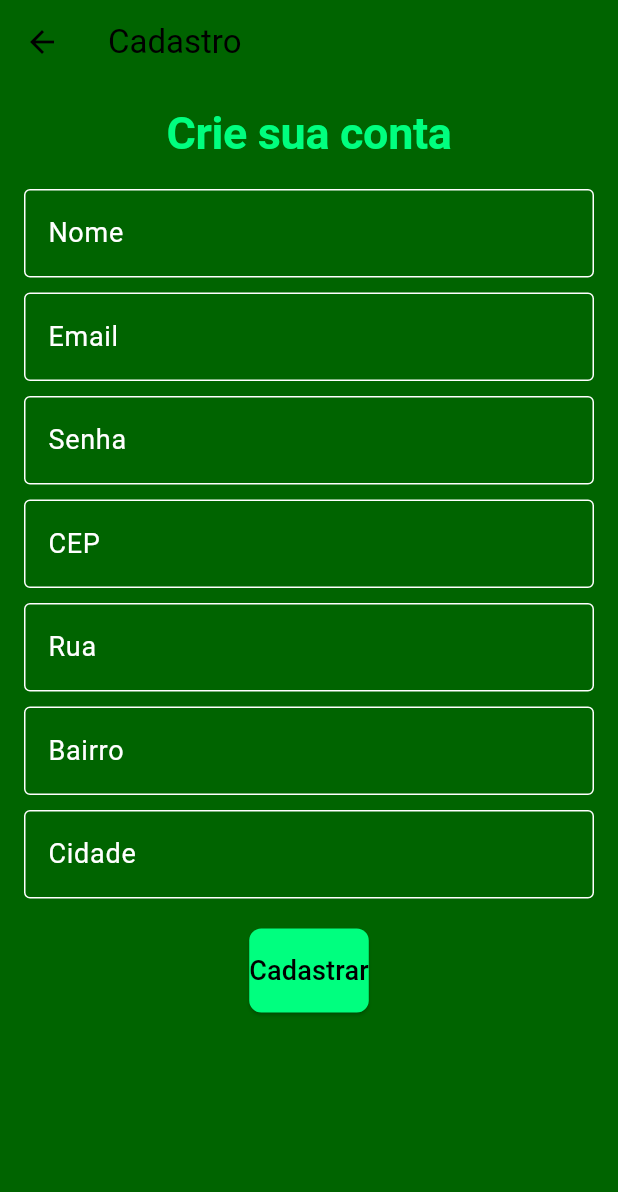
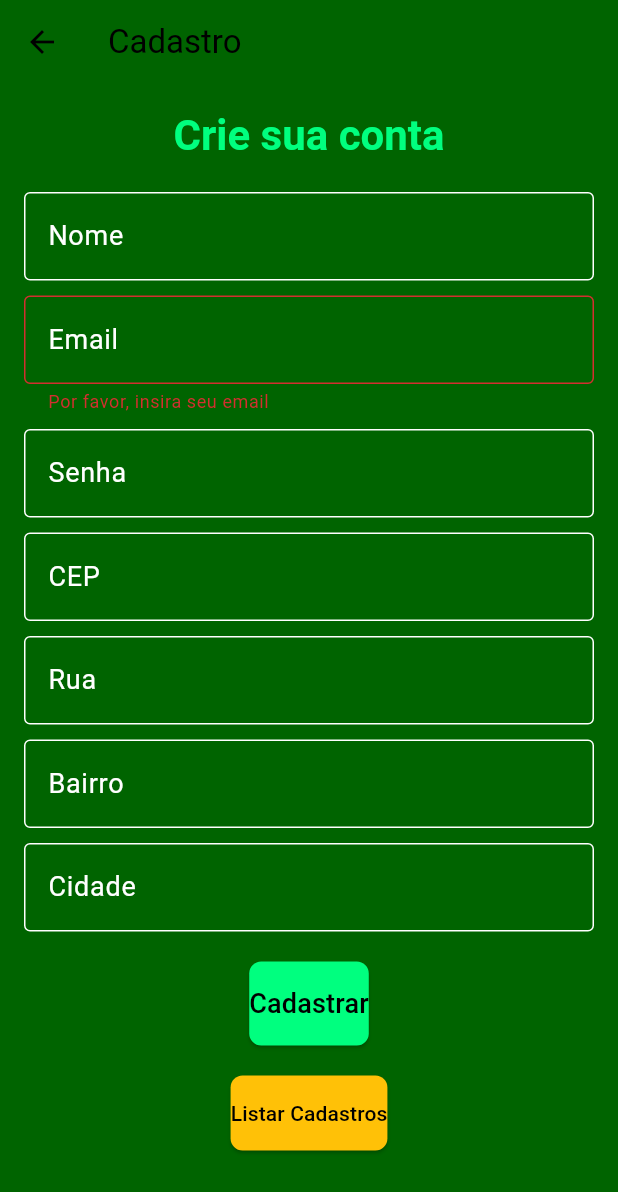
Before and after one commit to Davidhlpaula25/ProjetoDoa-o, a Flutter app: the CadastroScreen screen opened by its route, after a tap on "Cadastrar", on a phone screen of 412 x 824 dp. Shown: the top 1192 px of the screen. Run offline on Flutter 3.47's test engine with Material 3 defaults, Android fonts, the phone set to English and light mode, and no system bars; our stand-ins replace cloud_firestore, firebase_auth, firebase_core, get, google_sign_in; accounts and stored records are empty.

Commit message:
atualização do cadastro usuario

```diff
--- a/lib/cadastro_screen.dart
+++ b/lib/cadastro_screen.dart
@@ -23,14 +23,10 @@ class _CadastroScreenState extends State<CadastroScreen> with TickerProviderStat
   final _formKey = GlobalKey<FormState>();
   final FirebaseFirestore _firestore = FirebaseFirestore.instance;
 
-  bool _showList = false;
-  bool _isFormVisible = false; // Controle de visibilidade do formulário
-
-  late AnimationController _animationController;
-  late Animation<double> _opacityAnimation;
-  late Animation<Offset> _slideAnimation;
+  bool _isListVisible = false; // Controle de visibilidade da lista.
 
   Future<void> _buscarEnderecoPorCEP(String cep) async {
+    if (cep.isEmpty) return;
     try {
       final response = await http.get(Uri.parse('https://viacep.com.br/ws/$cep/json/'));
       if (response.statusCode == 200) {
@@ -42,47 +38,53 @@ class _CadastroScreenState extends State<CadastroScreen> with TickerProviderStat
             _cidadeController.text = data['localidade'] ?? '';
           });
         } else {
-          ScaffoldMessenger.of(context).showSnackBar(
-            const SnackBar(content: Text('CEP inválido ou não encontrado.')),
-          );
+          _mostrarMensagem('CEP inválido ou não encontrado.');
         }
       } else {
         throw Exception('Erro ao buscar CEP');
       }
     } catch (e) {
-      ScaffoldMessenger.of(context).showSnackBar(
-        SnackBar(content: Text('Erro ao buscar CEP: $e')),
-      );
+      _mostrarMensagem('Erro ao buscar CEP: $e');
     }
   }
 
   Future<void> _registerUser() async {
     if (_formKey.currentState!.validate()) {
-      final String name = _nameController.text;
-      final String email = _emailController.text;
-      final String password = _passwordController.text;
-      final String cep = _cepController.text;
-      final String rua = _ruaController.text;
-      final String bairro = _bairroController.text;
-      final String cidade = _cidadeController.text;
+      final Map<String, dynamic> userData = {
+        'name': _nameController.text,
+        'email': _emailController.text,
+        'password': _passwordController.text,
+        'cep': _cepController.text,
+        'rua': _ruaController.text,
+        'bairro': _bairroController.text,
+        'cidade': _cidadeController.text,
+        'createdAt': FieldValue.serverTimestamp(),
+      };
 
-      if (name.isNotEmpty && email.isNotEmpty && password.isNotEmpty && rua.isNotEmpty) {
       try {
-          await _firestore.collection('cadastro').add({
-            'name': name,
-            'email': email,
-            'password': password,
-            'cep': cep,
-            'rua': rua,
-            'bairro': bairro,
-            'cidade': cidade,
-            'createdAt': FieldValue.serverTimestamp(),
-          });
+        await _firestore.collection('cadastro').add(userData);
+        _mostrarMensagem('Cadastro realizado com sucesso!');
+        _limparCampos();
+      } catch (e) {
+        _mostrarMensagem('Erro ao cadastrar usuário: $e');
+      }
+    }
+  }
 
-          ScaffoldMessenger.of(context).showSnackBar(
-            const SnackBar(content: Text('Cadastro realizado com sucesso!')),
-          );
+  Future<void> _deleteUser(String docId) async {
+    try {
+      await _firestore.collection('cadastro').doc(docId).delete();
+      _mostrarMensagem('Cadastro deletado com sucesso!');
+    } catch (e) {
+      _mostrarMensagem('Erro ao deletar usuário: $e');
+    }
+  }
 
+  void _mostrarMensagem(String mensagem) {
+    ScaffoldMessenger.of(context).showSnackBar(SnackBar(content: Text(mensagem)));
+  }
+
+  void _limparCampos() {
     _nameController.clear();
     _emailController.clear();
     _passwordController.clear();
@@ -90,62 +92,10 @@ class _CadastroScreenState extends State<CadastroScreen> with TickerProviderStat
     _ruaController.clear();
     _bairroController.clear();
     _cidadeController.clear();
-        } catch (e) {
-          ScaffoldMessenger.of(context).showSnackBar(
-            SnackBar(content: Text('Erro ao cadastrar usuário: $e')),
-          );
-        }
-      } else {
-        ScaffoldMessenger.of(context).showSnackBar(
-          const SnackBar(content: Text('Por favor, preencha todos os campos')),
-        );
-      }
-    }
-  }
-
-  Future<void> _deleteUser(String docId) async {
-    try {
-      await _firestore.collection('cadastro').doc(docId).delete();
-      ScaffoldMessenger.of(context).showSnackBar(
-        const SnackBar(content: Text('Cadastro deletado com sucesso!')),
-      );
-    } catch (e) {
-      ScaffoldMessenger.of(context).showSnackBar(
-        SnackBar(content: Text('Erro ao deletar usuário: $e')),
-      );
-    }
   }
 
   Stream<QuerySnapshot> _listarCadastros() {
     return _firestore.collection('cadastro').orderBy('createdAt').snapshots();
-  }
-
-  @override
-  void initState() {
-    super.initState();
-    _animationController = AnimationController(
-      duration: const Duration(seconds: 1),
-      vsync: this,
-    );
-    _opacityAnimation = Tween<double>(begin: 0, end: 1).animate(
-      CurvedAnimation(parent: _animationController, curve: Curves.easeIn),
-    );
-    _slideAnimation = Tween<Offset>(begin: Offset(0, 0.5), end: Offset(0, 0)).animate(
-      CurvedAnimation(parent: _animationController, curve: Curves.easeOut),
-    );
-
-    _animationController.forward();
-    Future.delayed(Duration(seconds: 1), () {
-      setState(() {
-        _isFormVisible = true;
-      });
-    });
-  }
-
-  @override
-  void dispose() {
-    _animationController.dispose();
-    super.dispose();
   }
 
   @override
@@ -162,139 +112,108 @@ class _CadastroScreenState extends State<CadastroScreen> with TickerProviderStat
           child: Column(
             crossAxisAlignment: CrossAxisAlignment.stretch,
             children: [
-              AnimatedOpacity(
-                opacity: _opacityAnimation.value,
-                duration: Duration(seconds: 1),
-                child: Text(
+              Text(
                 'Crie sua conta',
-                  style: Theme.of(context).textTheme.displayLarge?.copyWith(
+                style: Theme.of(context).textTheme.headlineMedium?.copyWith(
                       color: const Color(0xFF00FF7F),
-                        fontSize: 30,
                       fontWeight: FontWeight.bold,
                     ),
                 textAlign: TextAlign.center,
               ),
-              ),
               const SizedBox(height: 20),
-              AnimatedContainer(
-                duration: const Duration(seconds: 1),
-                height: _isFormVisible ? null : 0,
-                curve: Curves.easeInOut,
+              Form(
+                key: _formKey,
                 child: Column(
                   children: [
-                    TextFormField(
-                      controller: _nameController,
-                      decoration: const InputDecoration(
-                        labelText: 'Nome',
-                        labelStyle: TextStyle(color: Colors.white),
-                        border: OutlineInputBorder(),
-                      ),
-                      style: const TextStyle(color: Colors.white),
-                      validator: (value) {
-                        if (value == null || value.isEmpty) {
-                          return 'Por favor, insira seu nome';
-                        }
-                        return null;
-                      },
-                    ),
+                    _buildTextField('Nome', _nameController),
                     const SizedBox(height: 10),
-                    TextFormField(
-                      controller: _emailController,
-                      decoration: const InputDecoration(
-                        labelText: 'Email',
-                        labelStyle: TextStyle(color: Colors.white),
-                        border: OutlineInputBorder(),
-                      ),
-                      keyboardType: TextInputType.emailAddress,
-                      style: const TextStyle(color: Colors.white),
-                      validator: (value) {
-                        if (value == null || value.isEmpty) {
-                          return 'Por favor, insira seu email';
-                        } else if (!value.contains('@')) {
-                          return 'Por favor, insira um email válido';
-                        }
-                        return null;
-                      },
-                    ),
+                    _buildTextField('Email', _emailController,
+                        keyboardType: TextInputType.emailAddress, validator: _validarEmail),
                     const SizedBox(height: 10),
-                    TextFormField(
-                      controller: _passwordController,
-                      decoration: const InputDecoration(
-                        labelText: 'Senha',
-                        labelStyle: TextStyle(color: Colors.white),
-                        border: OutlineInputBorder(),
-                      ),
-                      obscureText: true,
-                      style: const TextStyle(color: Colors.white),
-                      validator: (value) {
-                        if (value == null || value.isEmpty) {
-                          return 'Por favor, insira sua senha';
-                        }
-                        return null;
-                      },
-                    ),
+                    _buildTextField('Senha', _passwordController, obscureText: true),
                     const SizedBox(height: 10),
-                    TextFormField(
-                      controller: _cepController,
-                      decoration: const InputDecoration(
-                        labelText: 'CEP',
-                        labelStyle: TextStyle(color: Colors.white),
-                        border: OutlineInputBorder(),
-                      ),
+                    _buildTextField('CEP', _cepController,
                         keyboardType: TextInputType.number,
-                      style: const TextStyle(color: Colors.white),
-                      onFieldSubmitted: _buscarEnderecoPorCEP,
-                      validator: (value) {
-                        if (value == null || value.isEmpty) {
-                          return 'Por favor, insira seu CEP';
-                        }
-                        return null;
-                      },
-                    ),
+                        onFieldSubmitted: (_) => _buscarEnderecoPorCEP(_cepController.text)),
                     const SizedBox(height: 10),
-                    TextFormField(
-                      controller: _ruaController,
-                      decoration: const InputDecoration(
-                        labelText: 'Rua',
-                        labelStyle: TextStyle(color: Colors.white),
-                        border: OutlineInputBorder(),
-                      ),
-                      style: const TextStyle(color: Colors.white),
-                      readOnly: true,
-                    ),
+                    _buildTextField('Rua', _ruaController, readOnly: true),
                     const SizedBox(height: 10),
-                    TextFormField(
-                      controller: _bairroController,
-                      decoration: const InputDecoration(
-                        labelText: 'Bairro',
-                        labelStyle: TextStyle(color: Colors.white),
-                        border: OutlineInputBorder(),
-                      ),
-                      style: const TextStyle(color: Colors.white),
-                      readOnly: true,
-                    ),
+                    _buildTextField('Bairro', _bairroController, readOnly: true),
                     const SizedBox(height: 10),
-                    TextFormField(
-                      controller: _cidadeController,
-                      decoration: const InputDecoration(
-                        labelText: 'Cidade',
-                        labelStyle: TextStyle(color: Colors.white),
-                        border: OutlineInputBorder(),
-                      ),
-                      style: const TextStyle(color: Colors.white),
-                      readOnly: true,
-                    ),
+                    _buildTextField('Cidade', _cidadeController, readOnly: true),
                     const SizedBox(height: 20),
                     ElevatedButton(
                       onPressed: _registerUser,
                       style: ElevatedButton.styleFrom(
-                        foregroundColor: Colors.black, backgroundColor: const Color(0xFF00FF7F),
+                        foregroundColor: Colors.black,
+                        backgroundColor: const Color(0xFF00FF7F),
                         padding: const EdgeInsets.symmetric(vertical: 15),
                         shape: RoundedRectangleBorder(
                           borderRadius: BorderRadius.circular(8),
                         ),
                       ),
                       child: const Text('Cadastrar', style: TextStyle(fontSize: 18)),
+                    ),
+                    const SizedBox(height: 20),
+                    ElevatedButton(
+                      onPressed: () {
+                        setState(() {
+                          _isListVisible = !_isListVisible;
+                        });
+                      },
+                      style: ElevatedButton.styleFrom(
+                        foregroundColor: Colors.black,
+                        backgroundColor: Colors.amber,
+                        padding: const EdgeInsets.symmetric(vertical: 15),
+                        shape: RoundedRectangleBorder(
+                          borderRadius: BorderRadius.circular(8),
+                        ),
+                      ),
+                      child: Text(_isListVisible ? 'Ocultar Cadastros' : 'Listar Cadastros'),
+                    ),
+                    if (_isListVisible)
+                      StreamBuilder<QuerySnapshot>(
+                        stream: _listarCadastros(),
+                        builder: (context, snapshot) {
+                          if (snapshot.connectionState == ConnectionState.waiting) {
+                            return const Center(child: CircularProgressIndicator());
+                          }
+                          if (snapshot.hasError) {
+                            return Text(
+                              'Erro ao carregar cadastros: ${snapshot.error}',
+                              style: const TextStyle(color: Colors.red),
+                            );
+                          }
+                          if (!snapshot.hasData || snapshot.data!.docs.isEmpty) {
+                            return const Text(
+                              'Nenhum cadastro encontrado.',
+                              style: TextStyle(color: Colors.white),
+                            );
+                          }
+                          return ListView.builder(
+                            shrinkWrap: true,
+                            physics: const NeverScrollableScrollPhysics(),
+                            itemCount: snapshot.data!.docs.length,
+                            itemBuilder: (context, index) {
+                              final doc = snapshot.data!.docs[index];
+                              final data = doc.data() as Map<String, dynamic>;
+                              return ListTile(
+                                title: Text(
+                                  data['name'] ?? 'Sem nome',
+                                  style: const TextStyle(color: Colors.white),
+                                ),
+                                subtitle: Text(
+                                  data['email'] ?? 'Sem email',
+                                  style: const TextStyle(color: Colors.white70),
+                                ),
+                                trailing: IconButton(
+                                  icon: const Icon(Icons.delete, color: Colors.red),
+                                  onPressed: () => _deleteUser(doc.id),
+                                ),
+                              );
+                            },
+                          );
+                        },
                       ),
                   ],
                 ),
@@ -305,4 +224,38 @@ class _CadastroScreenState extends State<CadastroScreen> with TickerProviderStat
       ),
     );
   }
+
+  Widget _buildTextField(
+    String label,
+    TextEditingController controller, {
+    TextInputType keyboardType = TextInputType.text,
+    bool obscureText = false,
+    bool readOnly = false,
+    String? Function(String?)? validator,
+    void Function(String)? onFieldSubmitted,
+  }) {
+    return TextFormField(
+      controller: controller,
+      decoration: InputDecoration(
+        labelText: label,
+        labelStyle: const TextStyle(color: Colors.white),
+        border: const OutlineInputBorder(),
+      ),
+      keyboardType: keyboardType,
+      obscureText: obscureText,
+      readOnly: readOnly,
+      style: const TextStyle(color: Colors.white),
+      validator: validator,
+      onFieldSubmitted: onFieldSubmitted,
+    );
   }
+
+  String? _validarEmail(String? value) {
+    if (value == null || value.isEmpty) {
+      return 'Por favor, insira seu email';
+    } else if (!value.contains('@')) {
+      return 'Por favor, insira um email válido';
+    }
+    return null;
+  }
+}
--- a/lib/home/home.view.dart
+++ b/lib/home/home.view.dart
@@ -26,10 +26,10 @@ class _HomeScreenState extends State<HomeScreen> with TickerProviderStateMixin {
       curve: Curves.easeInOut,
     );
 
-    _buttonSlideAnimation1 = Tween<Offset>(begin: Offset(0, 0.5), end: Offset(0, 0)).animate(
+    _buttonSlideAnimation1 = Tween<Offset>(begin: const Offset(0, 0.5), end: const Offset(0, 0)).animate(
       CurvedAnimation(parent: _controller, curve: Curves.easeOut),
     );
-    _buttonSlideAnimation2 = Tween<Offset>(begin: Offset(0, 0.5), end: Offset(0, 0)).animate(
+    _buttonSlideAnimation2 = Tween<Offset>(begin: const Offset(0, 0.5), end: const Offset(0, 0)).animate(
       CurvedAnimation(parent: _controller, curve: Curves.easeOut),
     );
   }
```
Also changed, not shown: lib/login/login.view.dart (+6 -6 lines), flutter_01.png (added). Lines whose indentation alone changed are shown as unchanged.
